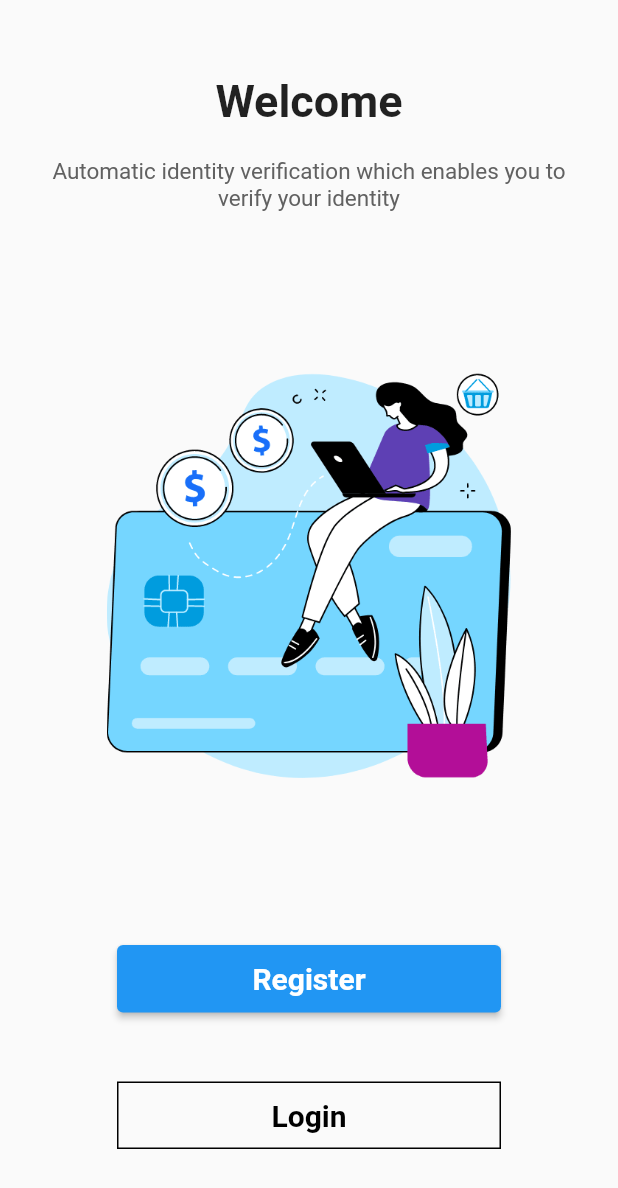
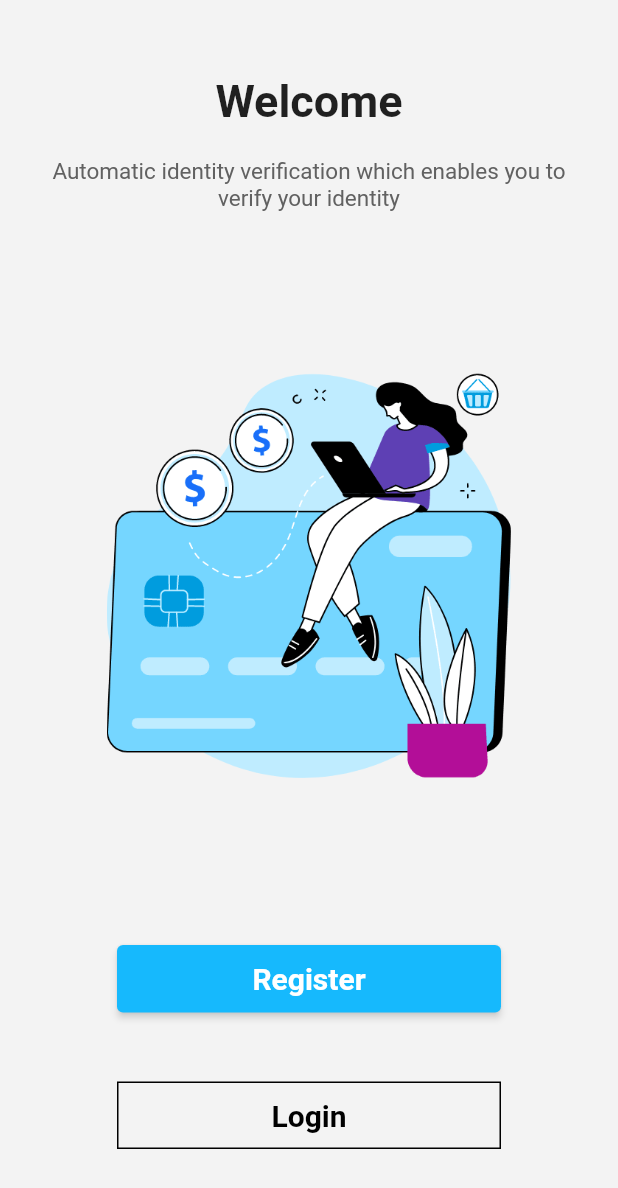
Before and after one commit to AungMyoThuOC/Finance, a Flutter app: the screen it shows after launch, on a phone screen of 412 x 824 dp. Shown: the top 1188 px of the screen. Run offline on Flutter 3.47's test engine with Material 2 defaults, Android fonts, the phone set to English and light mode, and no system bars; our stand-ins replace cloud_firestore, firebase_auth, firebase_core, flutter_easyloading, form_field_validator, get and 3 more; missing offline and left inert: dart:html; accounts and stored records are empty; Roboto replaces fonts that are missing (TitilliumWeb).

Commit message:
done color

```diff
--- a/lib/main.dart
+++ b/lib/main.dart
@@ -2,6 +2,8 @@
 import 'dart:async';
 // import 'dart:math';
 
+import 'package:finance/presentationColr/providers/theme_provider.dart';
+import 'package:finance/presentationColr/styles/app_themes.dart';
 import 'package:finance/screen/register.dart';
 import 'package:finance/servicesCol/service_locator.dart';
 import 'package:finance/servicesCol/storage/storage_service.dart';
@@ -11,6 +13,7 @@ import 'package:finance/setting/setting.dart';
 import 'package:finance/tabbarPage/tabbar.dart';
 import 'package:flutter/material.dart';
 import 'package:firebase_core/firebase_core.dart';
+import 'package:provider/provider.dart';
 import 'firebase_options.dart';
 import 'screen/get_start.dart';
 import 'homepage.dart';
@@ -49,7 +52,14 @@ class MyApp extends StatelessWidget {
   // This widget is the root of your application.
   @override
   Widget build(BuildContext context) {
-    return MaterialApp(
+    return MultiProvider(
+        providers: [
+          ChangeNotifierProvider(
+            create: (_) => ThemeProvider(storageService),
+          )
+        ],
+        child: Consumer<ThemeProvider>(
+          builder: (c, themeProvider, home) => MaterialApp(
             // localizationsDelegates: AppLocalizations.localizationsDelegates,
             // supportedLocales: AppLocalizations.supportedLocales,
             // onGenerateInitialRoutes: CustomRouter.generatedRoute,
@@ -66,14 +76,20 @@ class MyApp extends StatelessWidget {
               '/setting': (context) => const SettingPage(),
               '/language': (context) => const LanguagePage(),
               '/security': (context) => const SecurityPage(),
-        '/color' : (context) => const ColorPage(),
+              '/color': (context) => const ColorPage(),
             },
             debugShowCheckedModeBanner: false,
             title: 'Finance',
-      theme: ThemeData(
-        primarySwatch: Colors.blue,
+           theme: AppThemes.main(
+            primaryColor: themeProvider.selectedPrimaryColor
            ),
+           darkTheme: AppThemes.main(
+            isDark: true,
+            primaryColor: themeProvider.selectedPrimaryColor
+           ),
+           themeMode: themeProvider.selectedThemeMode,
             builder: EasyLoading.init(),
-    );
+          ),
+        ));
   }
 }
```
Lines whose indentation alone changed are shown as unchanged.
